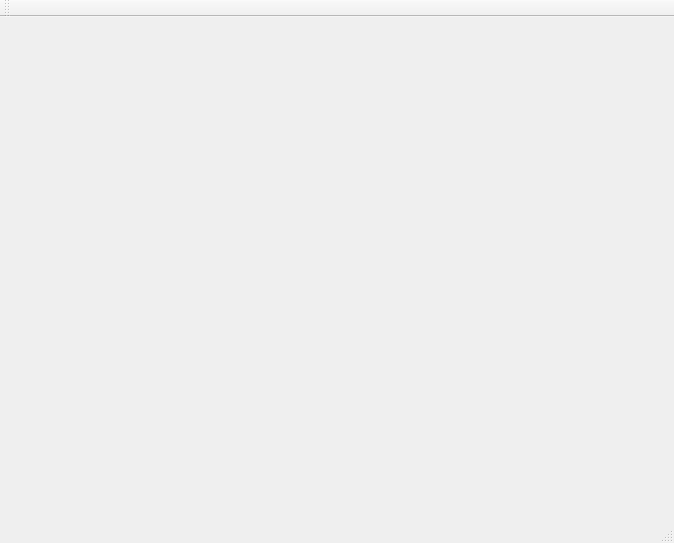
Qt form mainwindow.ui (rust3128/DutySchedule) before a commit.
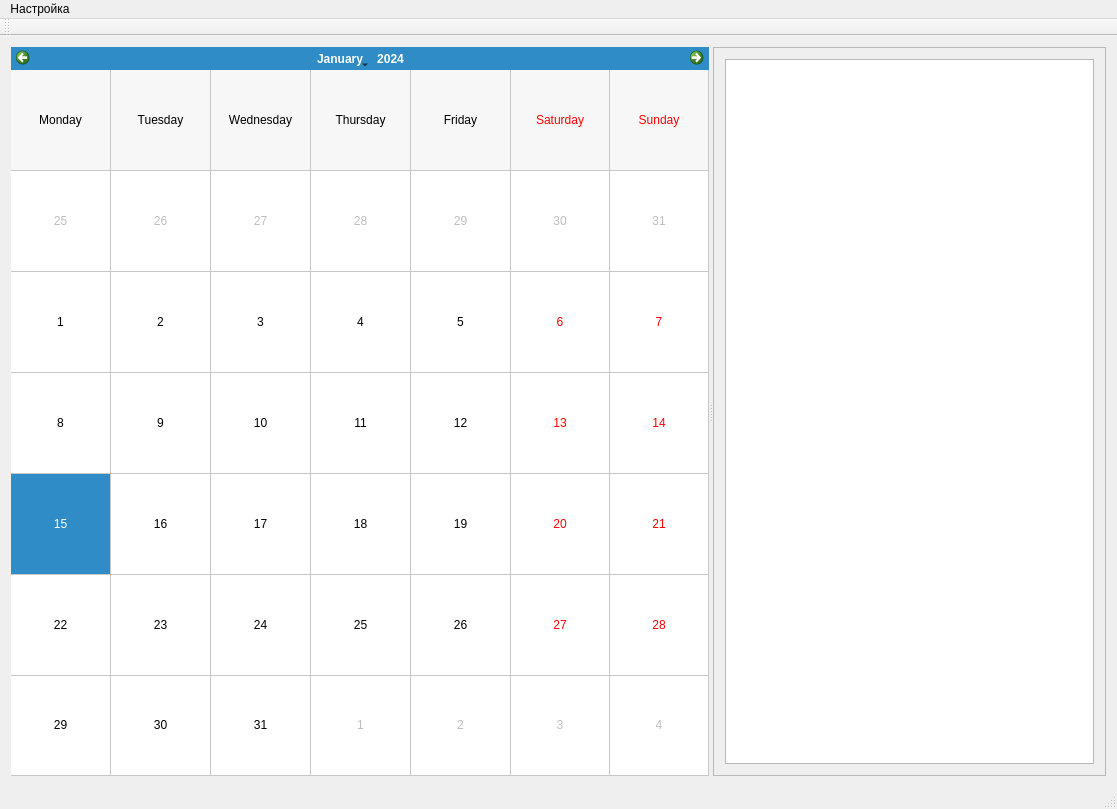
The same form after that commit.

The edit to the form file:
```diff
--- a/mainwindow.ui
+++ b/mainwindow.ui
@@ -6,23 +6,64 @@
    <rect>
     <x>0</x>
     <y>0</y>
-    <width>674</width>
-    <height>543</height>
+    <width>1117</width>
+    <height>809</height>
    </rect>
   </property>
   <property name="windowTitle">
    <string>MainWindow</string>
   </property>
-  <widget class="QWidget" name="centralWidget"/>
+  <widget class="QWidget" name="centralWidget">
+   <layout class="QGridLayout" name="gridLayout">
+    <item row="0" column="0">
+     <widget class="QSplitter" name="splitter">
+      <property name="orientation">
+       <enum>Qt::Horizontal</enum>
+      </property>
+      <widget class="QCalendarWidget" name="calendarWidget">
+       <property name="gridVisible">
+        <bool>true</bool>
+       </property>
+       <property name="horizontalHeaderFormat">
+        <enum>QCalendarWidget::LongDayNames</enum>
+       </property>
+       <property name="verticalHeaderFormat">
+        <enum>QCalendarWidget::NoVerticalHeader</enum>
+       </property>
+      </widget>
+      <widget class="QFrame" name="frame">
+       <property name="frameShape">
+        <enum>QFrame::StyledPanel</enum>
+       </property>
+       <property name="frameShadow">
+        <enum>QFrame::Raised</enum>
+       </property>
+       <layout class="QGridLayout" name="gridLayout_2">
+        <item row="0" column="0">
+         <widget class="QTableView" name="tableView"/>
+        </item>
+       </layout>
+      </widget>
+     </widget>
+    </item>
+   </layout>
+  </widget>
   <widget class="QMenuBar" name="menuBar">
    <property name="geometry">
     <rect>
      <x>0</x>
      <y>0</y>
-     <width>674</width>
+     <width>1117</width>
      <height>23</height>
     </rect>
    </property>
+   <widget class="QMenu" name="menu">
+    <property name="title">
+     <string>Настройка</string>
+    </property>
+    <addaction name="actionWorkType"/>
+   </widget>
+   <addaction name="menu"/>
   </widget>
   <widget class="QToolBar" name="mainToolBar">
    <attribute name="toolBarArea">
```
Left out of the diff: 5 changed lines with no effect on the pictures.
